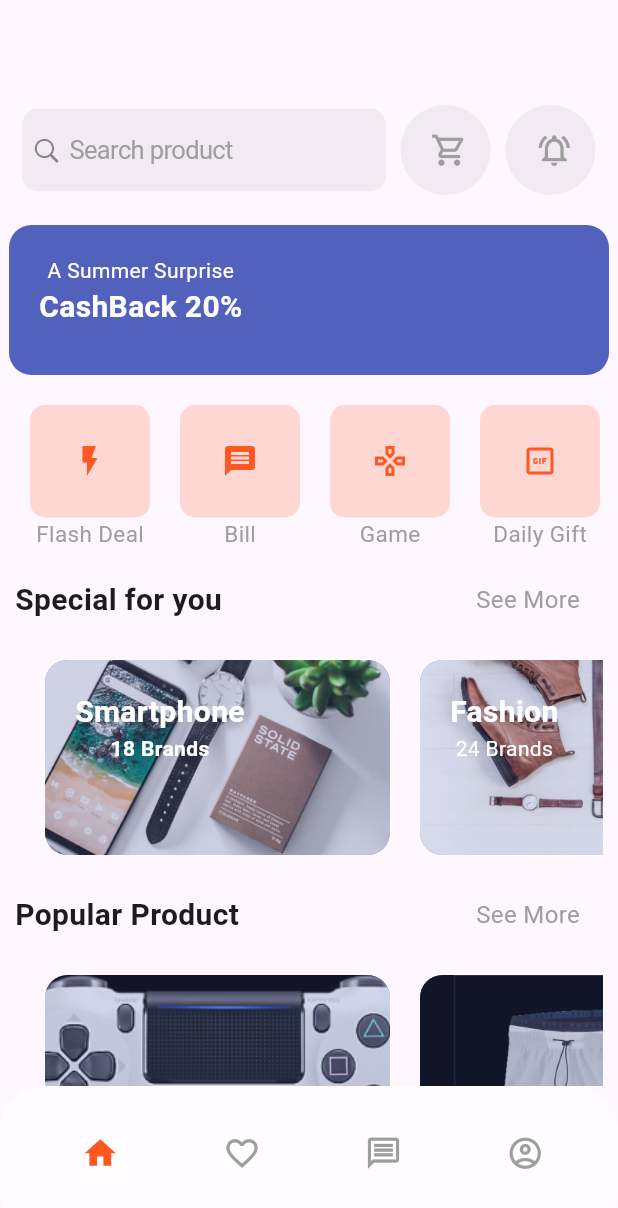
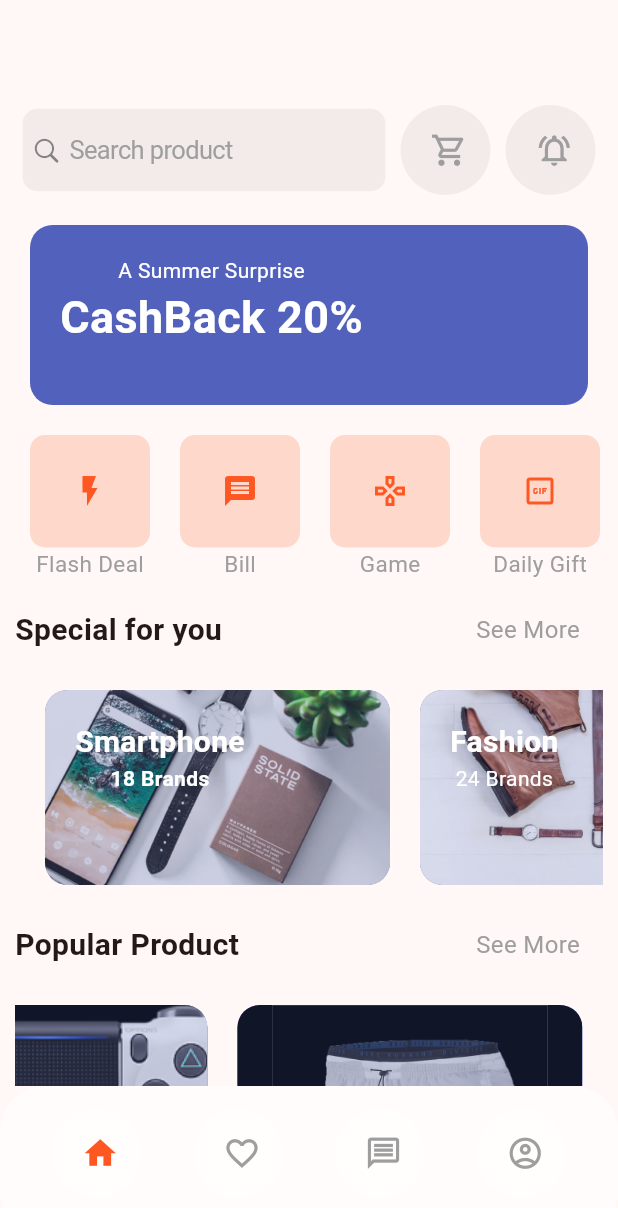
Before and after one commit to ThanhTien3103/e_commerce, a Flutter app: the HomeScenes screen opened directly, on a phone screen of 412 x 824 dp. Shown: the top 1208 px of the screen. Run offline on Flutter 3.47's test engine with Material 3 defaults, Android fonts, the phone set to English and light mode, and no system bars; our stand-ins replace get, shared_preferences; accounts and stored records are empty.

Commit message:
Add Animation HomeScene

```diff
--- a/lib/bindings/binding.dart
+++ b/lib/bindings/binding.dart
@@ -1,3 +1,4 @@
+import 'package:e_commerce/src/view_models/home_view_view_model.dart';
 import 'package:e_commerce/src/view_models/login_view_model.dart';
 import 'package:get/get.dart';
 import '../src/view_models/board_view_model.dart';
@@ -7,5 +8,6 @@ class DependencyBindings extends Bindings {
   void dependencies() {
     Get.lazyPut<DotController>(() => DotController());
     Get.put(LoginUserViewModel());
+    Get.put(HomeViewViewModel());
   }
 }
--- a/lib/main.dart
+++ b/lib/main.dart
@@ -17,6 +17,10 @@ class MyApp extends StatelessWidget {
   @override
   Widget build(BuildContext context) {
     return GetMaterialApp(
+      theme: ThemeData(
+        colorScheme: ColorScheme.fromSeed(seedColor: Colors.deepOrange),
+         useMaterial3: true,
+      ),
       initialBinding: DependencyBindings(),
       home: const OnBroadScenes(),
     );
--- a/lib/src/view/scenes/home_scenes.dart
+++ b/lib/src/view/scenes/home_scenes.dart
@@ -1,17 +1,21 @@
 import 'package:e_commerce/src/view/widgets/balloon_icon_widget.dart';
 import 'package:e_commerce/src/view/widgets/card_widget.dart';
+import 'package:e_commerce/src/view_models/home_view_view_model.dart';
+import 'package:e_commerce/src/view_models/login_view_model.dart';
 import 'package:flutter/cupertino.dart';
 import 'package:flutter/material.dart';
-
+import 'package:get/get.dart';
 import '../widgets/category_card_widget.dart';
 
 
 
 class HomeScenes extends StatelessWidget {
-  const HomeScenes({super.key});
-
+  final controller = Get.find<HomeViewViewModel>();
+  final loginController = Get.find<LoginUserViewModel>();
+  HomeScenes({super.key});
   @override
   Widget build(BuildContext context) {
+    controller.startAutoScroll();
     List<CategoryCardWidget> list = [
       const CategoryCardWidget(icon: Icon(Icons.flash_on_outlined), title: 'Flash Deal'),
       const CategoryCardWidget(icon: Icon(Icons.message), title: 'Bill'),
@@ -69,7 +73,10 @@ class HomeScenes extends StatelessWidget {
                           child: BalloonIconWidget(
                             icons: const Icon(Icons.notifications_active_outlined, size: 30, color: Colors.grey),
                             label: 'Notify',
-                            onPress: () {},
+                            onPress: () {
+                                loginController.logout();
+                                Get.back();
+                              },
                             color: Colors.black12.withOpacity(0.05),
                           ),
                         ),
@@ -85,11 +92,12 @@ class HomeScenes extends StatelessWidget {
                 physics: const AlwaysScrollableScrollPhysics(),
                 child: Column(
                   children: [
-                    const SizedBox(
-                      height: 100,
-                      width: 400,
-                      child: CardWidget(
-                        line: [Text('A Summer Surprise', style: TextStyle(color: Colors.white, fontSize: 14)), Text('CashBack 20%', style: TextStyle(color: Colors.white, fontSize: 20, fontWeight: FontWeight.bold))],
+                    Container(
+                      padding: const EdgeInsets.fromLTRB(20, 0, 20, 0),
+                      height: 120,
+                      width: double.infinity,
+                      child:const CardWidget(
+                        line: [Text('A Summer Surprise', style: TextStyle(color: Colors.white, fontSize: 14)), Text('CashBack 20%', style: TextStyle(color: Colors.white, fontSize: 30, fontWeight: FontWeight.bold))],
                       ),
                     ),
                     const SizedBox(
@@ -180,13 +188,27 @@ class HomeScenes extends StatelessWidget {
                     Container(
                       height: 250,
                       padding: const EdgeInsets.all(10),
+                      child: NotificationListener<ScrollNotification>(
+                        onNotification: (notification) {
+                          if (notification is ScrollStartNotification) {
+                            controller.handleManualScrollStart();
+                          } else if (notification is ScrollEndNotification) {
+                            controller.handleManualScrollEnd();
+                          }
+                          return false;
+                        },
                         child: ListView.builder(
+                          controller: controller.scrollController,
                           scrollDirection: Axis.horizontal,
                           itemCount: listProduct.length,
                           itemBuilder: (context, index) => Container(
                             width: 250,
                             padding: const EdgeInsets.only(left: 20),
+                            child: GestureDetector(
+                              onTap: () { },
                               child: listProduct[index],
+                            ),
+                          ),
                         ),
                       ),
                     ),
@@ -196,7 +218,7 @@ class HomeScenes extends StatelessWidget {
           )
         ],
       ),
-      bottomNavigationBar: Container(
+      bottomNavigationBar: Obx(() => Container(
         padding: const EdgeInsets.only(bottom: 10),
         height: 100,
         width: 300,
@@ -207,13 +229,13 @@ class HomeScenes extends StatelessWidget {
         child: Row(
           mainAxisAlignment: MainAxisAlignment.spaceEvenly,
           children: [
-            BalloonIconWidget(icons: const Icon(Icons.home, color: Colors.deepOrange,), label: 'home', onPress: () {}),
-            BalloonIconWidget(icons: const Icon(Icons.favorite_border,  color: Colors.grey), label: 'favorite', onPress: () {}),
-            BalloonIconWidget(icons: const Icon(Icons.message_outlined,  color: Colors.grey), label: 'message', onPress: () {}),
-            BalloonIconWidget(icons: const Icon(Icons.account_circle_outlined,  color: Colors.grey), label: 'account', onPress: () {}),
+            BalloonIconWidget(icons: Icon(Icons.home, color: (controller.currentPage.value == 0)? Colors.deepOrange: Colors.grey,), label: 'home', onPress: () {controller.currentPage.value = 0;}),
+            BalloonIconWidget(icons: Icon(Icons.favorite_border,  color:  (controller.currentPage.value == 1)? Colors.deepOrange: Colors.grey), label: 'favorite', onPress: () {controller.currentPage.value = 1;}),
+            BalloonIconWidget(icons: Icon(Icons.message_outlined,  color:  (controller.currentPage.value == 2)? Colors.deepOrange: Colors.grey), label: 'message', onPress: () {controller.currentPage.value = 2;}),
+            BalloonIconWidget(icons: Icon(Icons.account_circle_outlined,  color:  (controller.currentPage.value == 3)? Colors.deepOrange: Colors.grey), label: 'account', onPress: () {controller.currentPage.value = 3;}),
           ],
         ),
-      ),
+      ),)
     );
   }
 
--- a/lib/src/view/scenes/login_scene.dart
+++ b/lib/src/view/scenes/login_scene.dart
@@ -15,7 +15,7 @@ class LoginScene extends GetWidget<LoginUserViewModel> {
   Widget build(BuildContext context) {
     return Obx(() =>
     controller.isLogin.value?
-    const HomeScenes()
+    HomeScenes()
         :
     Scaffold(
       appBar: AppBar(
--- a/lib/src/view/scenes/on_broad_scenes.dart
+++ b/lib/src/view/scenes/on_broad_scenes.dart
@@ -20,9 +20,6 @@ class OnBroadScenes extends GetWidget<DotController> {
     );
   }
 
-  void onPageChanged(int index) {
-    controller.currentPage(index);
-  }
 
   @override
   Widget build(BuildContext context) {
@@ -48,7 +45,7 @@ class OnBroadScenes extends GetWidget<DotController> {
             ),
             Expanded(
               child: PageView(
-                onPageChanged: onPageChanged,
+                onPageChanged: controller.currentPage.call,
                 children: [
                   Image.asset('assets/images/splash_1.png'),
                   Image.asset('assets/images/splash_2.png'),
--- a/lib/src/view_models/login_view_model.dart
+++ b/lib/src/view_models/login_view_model.dart
@@ -22,7 +22,6 @@ class LoginUserViewModel extends GetxController {
         password: _password.value,
         email: _email.value
     );
-
   }
   void logout() {
     UserRepository().logout();
```
Also changed, not shown: lib/src/view_models/home_view_view_model.dart (added, +47 -0 lines). Lines whose indentation alone changed are shown as unchanged.
